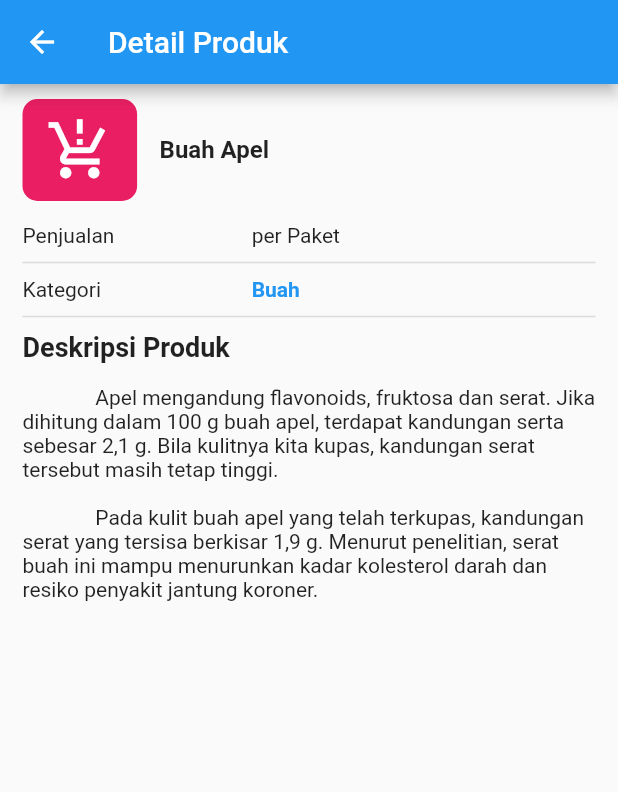
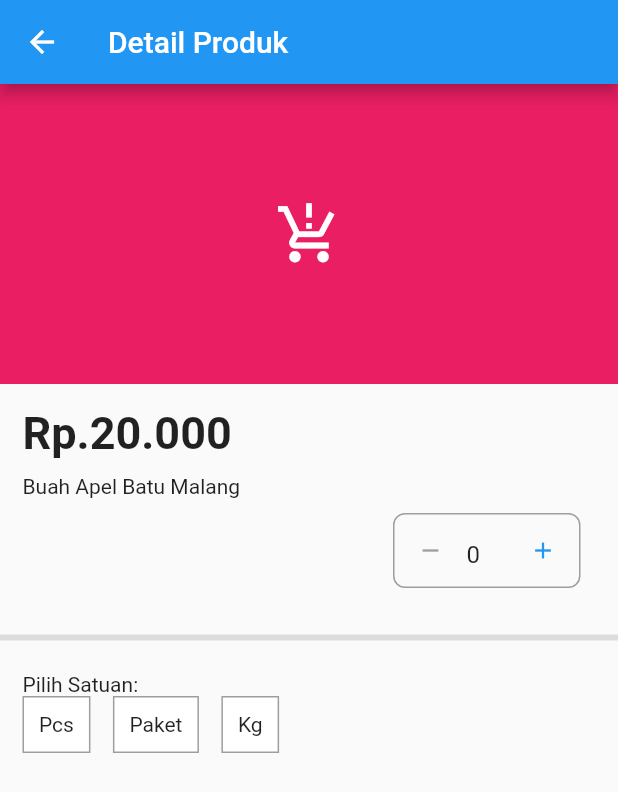
Before and after one commit to AgassiPutra/e_warung, a Flutter app: the DetailProduk screen opened directly, on a phone screen of 412 x 824 dp. Shown: the top 792 px of the screen. Run offline on Flutter 3.47's test engine with Material 2 defaults, Android fonts, the phone set to English and light mode, and no system bars; our stand-ins replace material_floating_search_bar, shared_preferences, sliding_up_panel; accounts and stored records are empty.

Commit message:
Mengubah tampilan detail produk

```diff
--- a/lib/screens/warung/detail_produk.dart
+++ b/lib/screens/warung/detail_produk.dart
@@ -7,66 +7,172 @@ class DetailProduk extends StatefulWidget{
   _DetailProdukState createState() => _DetailProdukState();
 }
 class _DetailProdukState extends State<DetailProduk>{
+  Color _radioBorder = Colors.grey;
+  Color _radioText = Colors.black87;
+  Color _radioFill = Colors.white;
+  int _counter = 0;
+  // TextEditingController _textCounter = new TextEditingController();
+
+
   @override
   Widget build(BuildContext context){
     return Scaffold(
+      resizeToAvoidBottomInset:false,
       appBar: AppBar(
         title:Text("Detail Produk"),
       ),
       body:Container(
-        padding: EdgeInsets.fromLTRB(15, 10, 15, 10),
+        // padding: EdgeInsets.fromLTRB(15, 10, 15, 10),
         child: Column(
           crossAxisAlignment: CrossAxisAlignment.start,
           children: [
-            Row( // Foto dan Nama Produk
+            Row(children: [
+              Expanded(
+                child: Container(
+                  height: 200,
+                  decoration: BoxDecoration(
+                    color:Colors.pink,
+                  ),
+                  child: Icon(Icons.production_quantity_limits,size:45,color:Colors.white)
+                ))
+              ]
+            ),
+            Container(
+              padding: EdgeInsets.all(15),
+              child: Column(
+                crossAxisAlignment: CrossAxisAlignment.start,
                 children: [
-                Expanded(
-                  flex: 2,
-                  child: Container(height: 68,decoration: BoxDecoration(color:Colors.pink,borderRadius: BorderRadius.all(Radius.circular(10))), child: Icon(Icons.production_quantity_limits,size:45,color:Colors.white))
+                Text("Rp.20.000",style:TextStyle(fontWeight: FontWeight.bold,fontSize:30)),
+                SizedBox(height:10),
+                Text("Buah Apel Batu Malang"),
+                Row(
+                  mainAxisAlignment: MainAxisAlignment.end,
+                  children: [
+                    Container(
+                      width:125,
+                      // height:45,
+                      margin: EdgeInsets.all(10),
+                      decoration: BoxDecoration(
+                        borderRadius: BorderRadius.all(Radius.circular(8)),
+                        border: Border.all(
+                          color:Colors.grey
+                        )
                       ),
-                Expanded(
-                  flex:8,
-                  child: Container(padding: EdgeInsets.only(left:15),child: Text("Buah Apel",style:TextStyle(fontWeight: FontWeight.bold,fontSize:16)))
+                      child:Row(
+                        mainAxisAlignment: MainAxisAlignment.center,
+                        crossAxisAlignment: CrossAxisAlignment.center,
+                        children:[
+                          IconButton(
+                            iconSize:18,
+                            onPressed: (){
+                              setState(() {
+                                if(_counter !=0){
+                                  _counter--;
+                                }
+                              });
+                            },
+                            icon: Icon(Icons.remove,color: ((){if(_counter == 0){return Colors.grey;}else{return Colors.blue;}}()) )
+                          ),
+                          Expanded(child:TextField(
+                            // expands:true,
+                            controller: TextEditingController()..text = '$_counter',
+                            onChanged: (text){
+                              _counter = int.parse(text);
+                              text = "$_counter";
+                            },
+                            textAlignVertical: TextAlignVertical.center,
+                            decoration: InputDecoration(
+                              border: InputBorder.none
+                            ),
+                            keyboardType: TextInputType.number,
+                          )),
+                          IconButton(
+                            iconSize:18,
+                            onPressed: (){
+                              setState(() {
+                                  _counter++;
+                              });
+                            },
+                            icon: Icon(Icons.add,color: Colors.blue)
+                          ),
+                        ]
+                      )
                     )
                   ]
+                )
+              ]),
             ),
-            SizedBox(height:15),
-            // Spesifikasi produk
+            Divider(thickness: 4),
+            Container(
+              padding:EdgeInsets.all(15),
+              child:Column(
+                crossAxisAlignment: CrossAxisAlignment.start,
+                children: [
+                  Text("Pilih Satuan:"),
                   Row(
+                    crossAxisAlignment: CrossAxisAlignment.start,
                     children: [
-                Expanded(
-                  flex:4,
-                  child:Text("Penjualan")
+                    GestureDetector(
+                      onTap:(){
+
+                      },
+                      child: Container(
+                        padding: EdgeInsets.all(10),
+                        decoration: BoxDecoration(
+                          color: _radioFill,
+                          border: Border.all(
+                            color: _radioBorder
+                          )
                         ),
-                Expanded(
-                  flex:6,
-                  child: Text("per Paket"),
+                        child: Text("Pcs",style: TextStyle(color:_radioText))
+                      ),
+                    ),
+                    SizedBox(width:15),
+                    GestureDetector(
+                      onTap:(){
+
+                      },
+                      child: Container(
+                        padding: EdgeInsets.all(10),
+                        decoration: BoxDecoration(
+                          color: _radioFill,
+                          border: Border.all(
+                            color: _radioBorder
                           )
+                        ),
+                        child: Text("Paket",style: TextStyle(color:_radioText))
+                      ),
+                    ),
+                    SizedBox(width:15),
+                    GestureDetector(
+                      onTap:(){
+
+                      },
+                      child: Container(
+                        padding: EdgeInsets.all(10),
+                        decoration: BoxDecoration(
+                          color: _radioFill,
+                          border: Border.all(
+                            color: _radioBorder
+                          )
+                        ),
+                        child: Text("Kg",style: TextStyle(color:_radioText))
+                      ),
+                    ),
+
+                  ])
                 ]
+              )
             ),
-            Divider(height: 20,thickness: 1,),
-            Row(
-              children: [
-                Expanded(
-                  flex:4,
-                  child:Text("Kategori")
-                ),
-                Expanded(
-                  flex:6,
-                  child: GestureDetector(onTap: (){}, child: Text("Buah",style:TextStyle(fontWeight: FontWeight.bold,color:Colors.blue))),
-                )
-              ]
-            ),
-            Divider(height: 20,thickness: 1,),
-            // END|| Spesifikasi Produk
-            // Deskripsi Produk
-            Text("Deskripsi Produk",style:TextStyle(fontWeight: FontWeight.bold,fontSize: 18)),
-            SizedBox(height: 15,),
-            Text('''
-              Apel mengandung flavonoids, fruktosa dan serat. Jika dihitung dalam 100 g buah apel, terdapat kandungan serta sebesar 2,1 g. Bila kulitnya kita kupas, kandungan serat tersebut masih tetap tinggi.
 
-              Pada kulit buah apel yang telah terkupas, kandungan serat yang tersisa berkisar 1,9 g. Menurut penelitian, serat buah ini mampu menurunkan kadar kolesterol darah dan resiko penyakit jantung koroner.
-              ''',maxLines: 20, softWrap: true)
+            // // Deskripsi Produk
+            // Text("Deskripsi Produk",style:TextStyle(fontWeight: FontWeight.bold,fontSize: 18)),
+            // SizedBox(height: 15,),
+            // Text('''
+            //   Apel mengandung flavonoids, fruktosa dan serat. Jika dihitung dalam 100 g buah apel, terdapat kandungan serta sebesar 2,1 g. Bila kulitnya kita kupas, kandungan serat tersebut masih tetap tinggi.
+
+            //   Pada kulit buah apel yang telah terkupas, kandungan serat yang tersisa berkisar 1,9 g. Menurut penelitian, serat buah ini mampu menurunkan kadar kolesterol darah dan resiko penyakit jantung koroner.
+            //   ''',maxLines: 20, softWrap: true)
           ]
         )
       )
```
Lines whose indentation alone changed are shown as unchanged.
